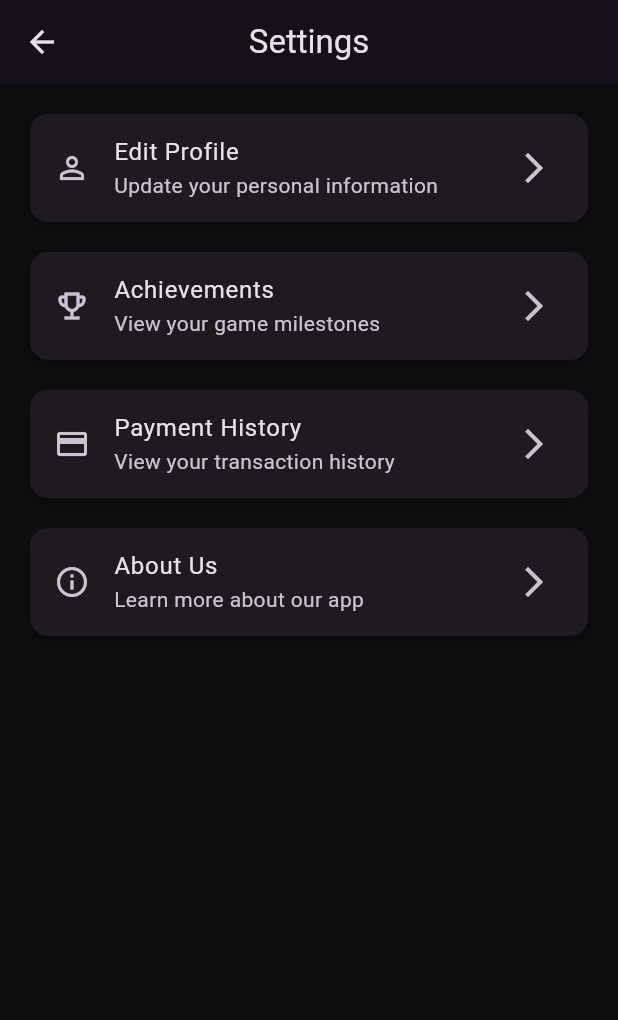
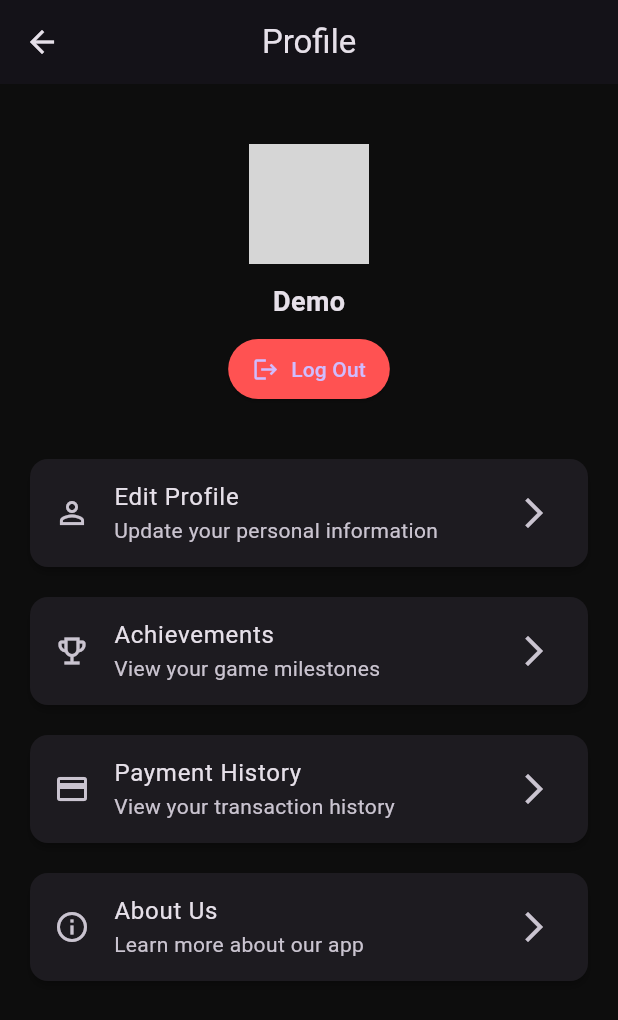
Before and after one commit to hieuphampm/Game-Selling-App, a Flutter app: the SettingsScreen screen opened by its route, on a phone screen of 412 x 824 dp. Shown: the top 1020 px of the screen. Run offline on Flutter 3.47's test engine with Material 3 defaults, Android fonts, the phone set to English and light mode, and no system bars; our stand-ins replace firebase_auth, firebase_core, flutter_dotenv, flutter_gemini, google_sign_in; accounts and stored records are empty; grey boxes are pictures that could not be loaded.

Commit message:
update settings and ai_response font color

```diff
--- a/flutter_app/lib/screens/settings_screen.dart
+++ b/flutter_app/lib/screens/settings_screen.dart
@@ -5,7 +5,7 @@ import './settings/payment_history_screen.dart';
 import './settings/achievement_screen.dart';
 
 class SettingsScreen extends StatefulWidget {
-  static const routeName = '/forgot-password';
+  static const routeName = '/settings';
 
   const SettingsScreen({super.key});
   @override
@@ -13,17 +13,58 @@ class SettingsScreen extends StatefulWidget {
 }
 
 class _SettingsScreenState extends State<SettingsScreen> {
+  void _logout() {
+    // TODO: Implement your logout logic here, e.g. FirebaseAuth.instance.signOut();
+    // Then navigate to your login screen:
+    Navigator.of(context).pushReplacementNamed('/login');
+    ScaffoldMessenger.of(
+      context,
+    ).showSnackBar(const SnackBar(content: Text('Logged out')));
+  }
+
   @override
   Widget build(BuildContext context) {
     return Scaffold(
       appBar: AppBar(
-        title: const Text('Settings'),
+        title: const Text('Profile'),
         centerTitle: true,
         backgroundColor: Theme.of(context).primaryColor,
       ),
       body: ListView(
         padding: const EdgeInsets.all(16.0),
         children: [
+          const SizedBox(height: 24),
+          // User info header
+          Center(
+            child: Column(
+              children: [
+                CircleAvatar(
+                  radius: 40,
+                  backgroundImage: AssetImage('assets/avatar_placeholder.png'),
+                ),
+                const SizedBox(height: 12),
+                const Text(
+                  'Demo',
+                  style: TextStyle(fontSize: 18, fontWeight: FontWeight.bold),
+                ),
+                const SizedBox(height: 8),
+                ElevatedButton.icon(
+                  onPressed: _logout,
+                  icon: const Icon(Icons.logout),
+                  label: const Text('Log Out'),
+                  style: ElevatedButton.styleFrom(
+                    backgroundColor: Colors.redAccent,
+                    padding: const EdgeInsets.symmetric(
+                      horizontal: 16,
+                      vertical: 8,
+                    ),
+                  ),
+                ),
+              ],
+            ),
+          ),
+          const SizedBox(height: 32),
+
           // Edit Profile
           Card(
             elevation: 2,
@@ -62,7 +103,6 @@ class _SettingsScreenState extends State<SettingsScreen> {
           ),
           const SizedBox(height: 12),
 
-          // Payment History
           Card(
             elevation: 2,
             child: ListTile(
@@ -82,7 +122,6 @@ class _SettingsScreenState extends State<SettingsScreen> {
           ),
           const SizedBox(height: 12),
 
-          // About Us
           Card(
             elevation: 2,
             child: ListTile(
@@ -93,7 +132,9 @@ class _SettingsScreenState extends State<SettingsScreen> {
               onTap: () {
                 Navigator.push(
                   context,
-                  MaterialPageRoute(builder: (context) => AboutUsScreen()),
+                  MaterialPageRoute(
+                    builder: (context) => const AboutUsScreen(),
+                  ),
                 );
               },
             ),
```
Also changed, not shown: flutter_app/lib/screens/ai_chat.dart (+20 -10 lines), flutter_app/lib/screens/settings/achievement_screen.dart (+41 -37 lines).
